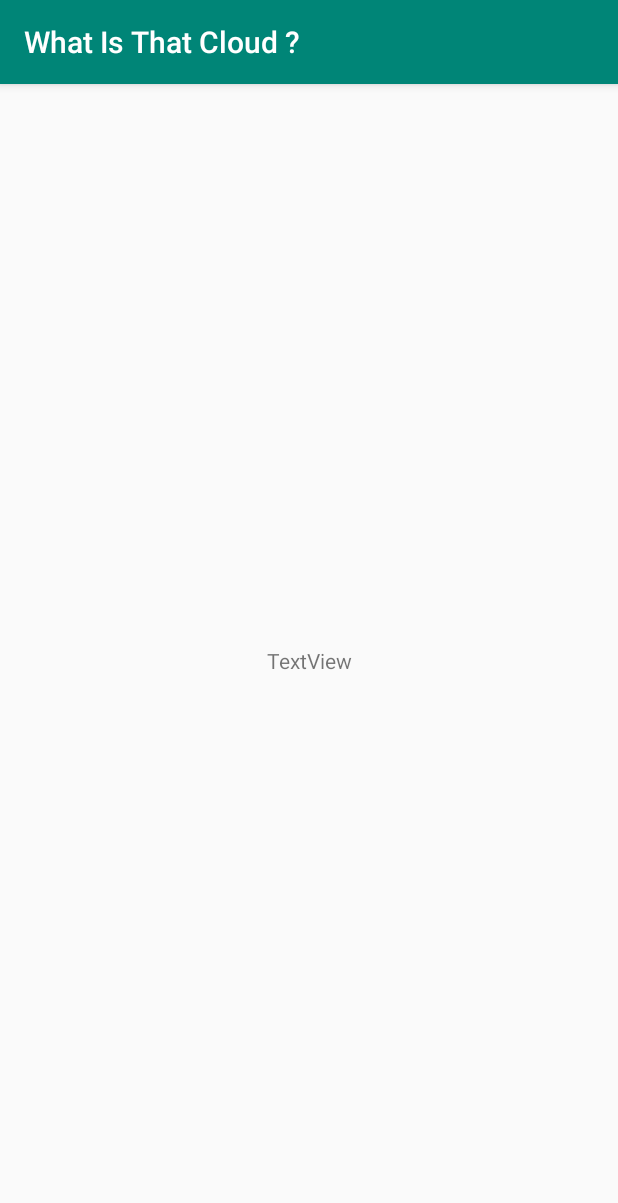
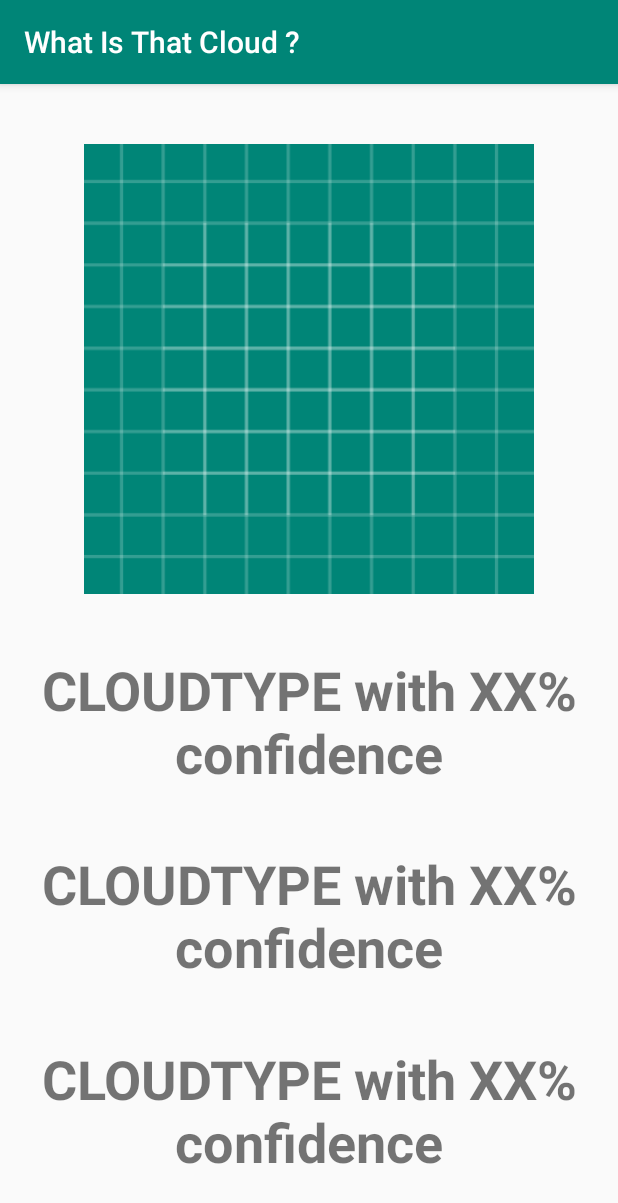
Before and after one commit to ArnaudCrl/WhatIsThatCloud_AndroidApp, an Android app: the ResultActivity screen opened directly, with no data from a screen before it, on a phone screen of 412 x 824 dp. Shown: the top 1203 px of the screen. Run offline under Robolectric (Android 15) with nearby library versions, the phone set to English and light mode, and no system bars; libraries missing offline, so code that uses them is left out: com.arnaudcayrol; 2 statements that could not run were skipped.

Commit message:
Improved result screen

```diff
--- a/app/src/main/res/layout/activity_result.xml
+++ b/app/src/main/res/layout/activity_result.xml
@@ -2,17 +2,56 @@
 <androidx.constraintlayout.widget.ConstraintLayout xmlns:android="http://schemas.android.com/apk/res/android"
     xmlns:app="http://schemas.android.com/apk/res-auto"
     xmlns:tools="http://schemas.android.com/tools"
+    android:id="@+id/relativeLayout"
     android:layout_width="match_parent"
     android:layout_height="match_parent"
     tools:context=".ResultActivity">
 
     <TextView
-        android:id="@+id/txtResult"
-        android:layout_width="wrap_content"
+        android:id="@+id/result1"
+        android:layout_width="match_parent"
         android:layout_height="wrap_content"
-        android:text="TextView"
+        android:fontFamily="sans-serif"
+        android:text="CLOUDTYPE with XX% confidence"
+        android:textAlignment="center"
+        android:textSize="36sp"
+        android:textStyle="bold"
+        app:layout_constraintBottom_toTopOf="@+id/result2"
+        app:layout_constraintTop_toBottomOf="@+id/imageView2"
+        tools:layout_editor_absoluteX="0dp" />
+
+    <TextView
+        android:id="@+id/result2"
+        android:layout_width="match_parent"
+        android:layout_height="wrap_content"
+        android:fontFamily="sans-serif"
+        android:text="CLOUDTYPE with XX% confidence"
+        android:textAlignment="center"
+        android:textSize="36sp"
+        android:textStyle="bold"
+        app:layout_constraintBottom_toTopOf="@+id/result3"
+        app:layout_constraintTop_toBottomOf="@+id/result1"
+        tools:layout_editor_absoluteX="0dp" />
+
+    <TextView
+        android:id="@+id/result3"
+        android:layout_width="match_parent"
+        android:layout_height="wrap_content"
+        android:fontFamily="sans-serif"
+        android:text="CLOUDTYPE with XX% confidence"
+        android:textAlignment="center"
+        android:textSize="36sp"
+        android:textStyle="bold"
         app:layout_constraintBottom_toBottomOf="parent"
-        app:layout_constraintEnd_toEndOf="parent"
-        app:layout_constraintStart_toStartOf="parent"
-        app:layout_constraintTop_toTopOf="parent" />
+        app:layout_constraintTop_toBottomOf="@+id/result2"
+        tools:layout_editor_absoluteX="0dp" />
+
+    <ImageView
+        android:id="@+id/imageView2"
+        android:layout_width="match_parent"
+        android:layout_height="300dp"
+        android:layout_marginTop="40dp"
+        app:layout_constraintTop_toTopOf="parent"
+        app:srcCompat="@drawable/ic_launcher_background"
+        tools:layout_editor_absoluteX="0dp" />
 </androidx.constraintlayout.widget.ConstraintLayout>
```
Also changed, not shown: app/src/main/java/com/arnaudcayrol/WhatIsThatCloud/ResultActivity.kt (+62 -2 lines), app/src/main/java/com/arnaudcayrol/WhatIsThatCloud/network/CloudList.kt (+11 -11 lines), app/src/main/res/layout/activity_main.xml (+23 -12 lines).
